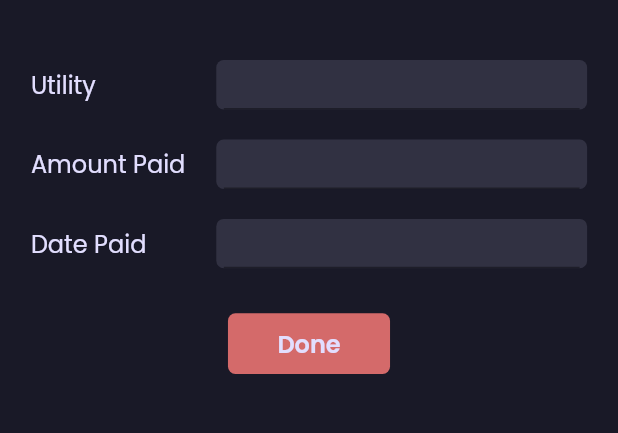
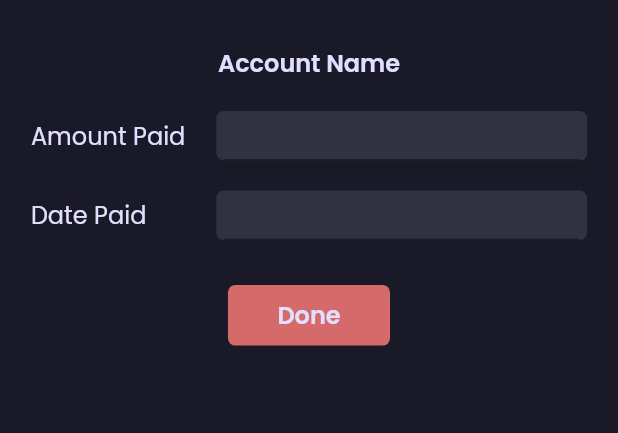
Before and after one commit to BryanWandera/Utility-Tracker, a Flutter app: the AddBillScreen screen opened by its route, on a phone screen of 412 x 824 dp, the part 78-511 px from its top. Run offline on Flutter 3.47's test engine with Material 2 defaults, Android fonts, the phone set to English and light mode, and no system bars; our stand-ins replace cloud_firestore, firebase_core, phosphor_flutter; accounts and stored records are empty; network calls fail.

Commit message:
Add Bill Functionality
Add bill functionality added

```diff
--- a/lib/custom-widgets/TextField.dart
+++ b/lib/custom-widgets/TextField.dart
@@ -5,19 +5,22 @@ import 'package:very_cool_app/constants.dart';
 class CustomTextField extends StatefulWidget {
   var label;
   var keyboardType;
+  var textField;
 
-  CustomTextField({this.label= 'Name', this.keyboardType= TextInputType.text});
+
+
+  CustomTextField({this.label= 'Name', this.keyboardType= TextInputType.text, this.textField });
 
   @override
   State<CustomTextField> createState() => _CustomTextFieldState();
 }
 
 class _CustomTextFieldState extends State<CustomTextField> {
-  final textEditingController = TextEditingController();
+
 
   @override
   void dispose() {
-    textEditingController.dispose();
+   ///
     super.dispose();
   }
 
@@ -41,12 +44,7 @@ class _CustomTextFieldState extends State<CustomTextField> {
               borderRadius: BorderRadius.circular(5.0),
               color: darkBlue,
             ),
-            child: TextField(
-              controller: textEditingController,
-             keyboardType: widget.keyboardType,
-             style: generalTextStyle(FontWeight.normal, 16.0),
-
-            ),
+            child: widget.textField ,
           ),
 
         )
--- a/lib/providers/home-screen-provider.dart
+++ b/lib/providers/home-screen-provider.dart
@@ -11,6 +11,8 @@ class HomeScreenProvider extends ChangeNotifier {
   var _accountName = "Account Name";
   var _accountNumber = "Account Number";
   var _activeUtilityID;
+  var _loading = false;
+
   List<BigUtilityButton> _utilityButtons = [
     BigUtilityButton(utilityName: 'Utility', emoji: 'battery', active: false,)
   ];
@@ -79,6 +81,7 @@ class HomeScreenProvider extends ChangeNotifier {
 
     notifyListeners();
   }
+
   deactivateAllUtilityButtons(){
     _utilityButtons.forEach((element) {
       element.deactivate();
@@ -87,5 +90,16 @@ class HomeScreenProvider extends ChangeNotifier {
 
     notifyListeners();
   }
+  loading(){
+    return _loading;
+  }
+  setLoadingTrue(){
+    _loading = true;
+    notifyListeners();
+  }
+  setLoadingFalse(){
+    _loading = false;
+    notifyListeners();
+  }
 
 }
--- a/lib/screens/AddBillScreen.dart
+++ b/lib/screens/AddBillScreen.dart
@@ -1,12 +1,31 @@
+import 'package:flutter/cupertino.dart';
 import 'package:flutter/material.dart';
 import 'package:very_cool_app/constants.dart';
 import 'package:very_cool_app/custom-widgets/TextField.dart';
 import 'package:very_cool_app/custom-widgets/BigRedButton.dart';
 import 'package:cloud_firestore/cloud_firestore.dart';
+import 'package:intl/intl.dart';
+import 'package:very_cool_app/providers/home-screen-provider.dart';
+import 'package:provider/provider.dart';
 
-class AddBillScreen extends StatelessWidget {
+
+
+class AddBillScreen extends StatelessWidget  {
+  var activeUtilityName;
+  var loading = false;
 
   FirebaseFirestore _firestore = FirebaseFirestore.instance;
+
+  TextEditingController utilityNameController = TextEditingController();
+  TextEditingController amountPaidController = TextEditingController();
+  TextEditingController datePaidController = TextEditingController();
+
+  DateTime pickedDatePaid = DateTime.now();
+
+  AddBillScreen({this.activeUtilityName});
+
+
+
 
   @override
   Widget build(BuildContext context) {
@@ -25,19 +44,78 @@ class AddBillScreen extends StatelessWidget {
                       style: generalTextStyle(FontWeight.bold, 28.0),)
                   ],
                 ),
-                SizedBox(
+                const SizedBox(
                   height: 20.0,
                 ),
 
-                SizedBox(
+                const SizedBox(
                   height: 10.0,
                 ),
-                CustomTextField(label: 'Utility',),
-                CustomTextField(label: 'Amount Paid', keyboardType: TextInputType.number,),
-                CustomTextField(label: 'Date Paid', keyboardType: TextInputType.datetime,),
-                BigRedButton(label: 'Done', callBack: (){
-                  _firestore.collection('Bill').add(data);
-                },)
+                Consumer<HomeScreenProvider>(
+                  builder: (context, home, child){
+                    return Text(home.accountName(), style: generalTextStyle(FontWeight.bold, 16.0),);
+                  },
+                ),
+                const SizedBox(
+                  height: 10.0,
+                ),
+
+                CustomTextField(label: 'Amount Paid',
+                  textField: TextField(
+                    controller: amountPaidController,
+                    keyboardType: TextInputType.number,
+                    style: generalTextStyle(FontWeight.normal, 16.0),                  )
+                  ,),
+                CustomTextField(label: 'Date Paid',
+                  textField: TextField(
+                    onTap: () async{
+                      var pickedDate = await showDatePicker(
+                          context: context, //context of current state
+                          initialDate: DateTime.now(),
+                          firstDate: DateTime(2000), //DateTime.now() - not to allow to choose before today.
+                          lastDate: DateTime(2101)
+                      );
+                      if(pickedDate != null ){
+                        print(pickedDate);  //pickedDate output format => 2021-03-10 00:00:00.000
+                        String formattedDate = DateFormat('yyyy-MM-dd').format(pickedDate);
+                        print(formattedDate); //formatted date output using intl package =>  2021-03-16
+                        //you can implement different kind of Date Format here according to your requirement
+                        datePaidController.text = formattedDate; //set output date to TextField value.
+                        pickedDatePaid = pickedDate;
+
+                      }else{
+                        print("Date is not selected");
+                      }
+                    },
+                    controller: datePaidController,
+                    keyboardType: TextInputType.datetime,
+                    style: generalTextStyle(FontWeight.normal, 16.0),                  )
+                  ,),
+                Consumer<HomeScreenProvider>(
+                  builder: (context, home, child){
+                    if (home.loading()){
+                      return CircularProgressIndicator();
+                    } else {
+                      return BigRedButton(label: 'Done', callBack: () async {
+
+                        try {
+                          home.setLoadingTrue();
+                          _firestore.collection('Bill').add({
+                            'datePaid': pickedDatePaid,
+                            'utilityID': home.activeUtilityID(),
+                            'amountPaid': amountPaidController.text
+                          }).then((value){
+                            home.setLoadingFalse();
+                            Navigator.pop(context);
+                          });
+                        }catch(e){
+                          print(e);
+                        }
+                      },);
+                    }
+                  },
+
+                )
               ],
             ),
           ),
--- a/lib/screens/Home.dart
+++ b/lib/screens/Home.dart
@@ -11,6 +11,7 @@ import 'package:very_cool_app/providers/home-screen-provider.dart';
 import 'package:intl/intl.dart';
 import 'package:provider/provider.dart';
 
+List utilityObjects = [];
 
 class MyHomePage extends StatefulWidget {
 
@@ -122,11 +123,13 @@ class _MyHomePageState extends State<MyHomePage> {
                     FirebaseFirestore.instance.collection('Utility').where('homeID', isEqualTo: home.homeID()).get().then((value){
 
                       List<BigUtilityButton> bigUtilityButtons = [];
+
                       // home.setActiveUtilityID(value.docs[0].id, null) ;
                       // bigUtilityButtons.add(BigUtilityButton( emoji: 'battery', utilityName: value.docs[0]["name"], active: true, utilityID: value.docs[0].id,
                       // ));
                       for (var i = 0; i < value.docs.length; i++){
                         bigUtilityButtons.add(BigUtilityButton( emoji: 'battery', utilityName: value.docs[i]["name"], utilityID: value.docs[i].id,));
+                        utilityObjects.add(value.docs[i]["name"]);
                         home.setUtilityButtons(bigUtilityButtons);
 
                       }
```
